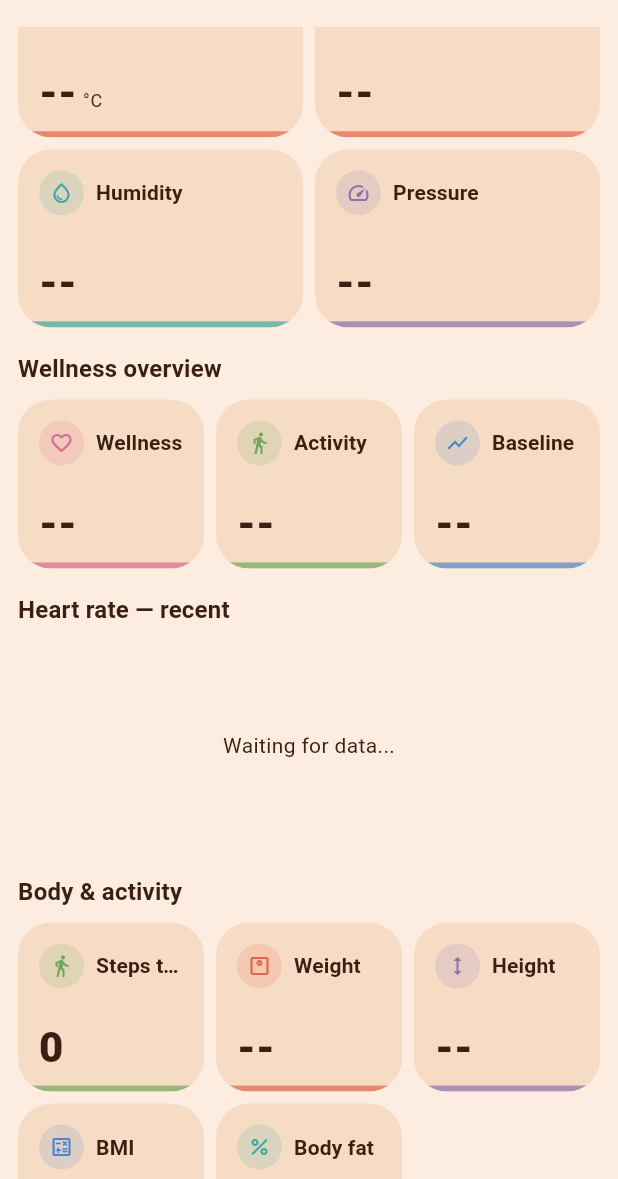
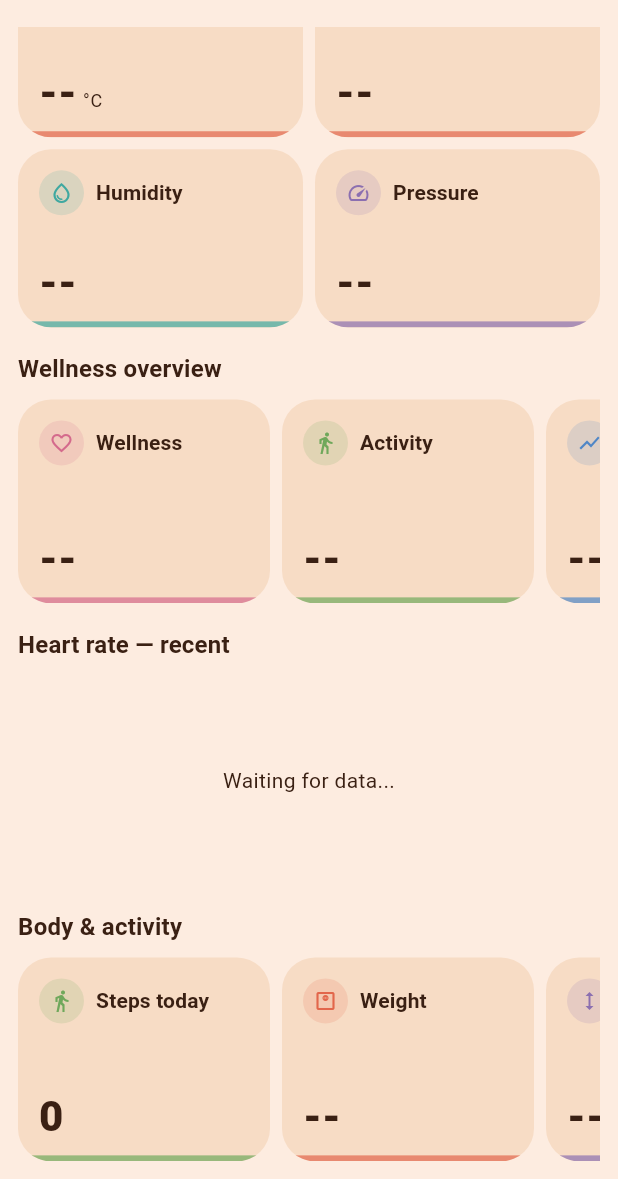
Before and after one commit to kaixenberg/foreverfit-foreverband, a Flutter app: the screen it shows after launch, scrolled down 368 dp, on a phone screen of 412 x 824 dp, the part 57-1236 px from its top. Run offline on Flutter 3.47's test engine with Material 3 defaults, Android fonts, the phone set to English and light mode, and no system bars; our stand-ins replace audioplayers, fl_chart, flutter_blue_plus, flutter_map, geolocator, hive_flutter and 4 more; missing offline and left inert: flutter_litert, flutter_map_cache, http_cache_core, http_cache_file_store; accounts and stored records are empty.

Commit message:
Fix dashboard jank, redesign stat cards, add per-metric history charts
Four fixes from live device testing (POCO F7) feedback on the previous
commit's Body & activity section:

1. Performance: DashboardScreen used context.watch<T>() wholesale on
   every provider, so any field change on any of them rebuilt the whole
   screen. FallDetectorService ticks every 500ms, ActivityClassifierService
   every 1s, and StepCounterService on every single step while
   walking — the last one is the most likely actual cause, since it's
   what changed between "fine" and "laggy". Fixed with context.select
   scoped to the fields the layout actually depends on
   (FallDetectorService.alertActive, ActivityClassifierService.current,
   BaselineService.heartRateMean), context.read for instances used only
   for method calls, and isolating the Steps card and the fall-alert
   banner into their own small widgets that watch their service
   internally — so a step only rebuilds one card, not the dashboard.

2. Wellness overview and Body & activity switched from a wrapping
   GridView (3-per-row, truncating labels into "Well…"/"Basel…") to a
   horizontally scrollable row of fixed-width rectangular cards
   (_CardRow) — matches the OpenVitals card language more closely and
   scales as more cards get added.

3. Hydration and a new "Health log" nav card are now cards in that same
   Body & activity row instead of separately-styled widgets below it —
   widgets/hydration_card.dart deleted, its quick-add chips moved into
   the new Hydration history screen.

4. Every body/hydration entry was already timestamped in Hive; what was
   missing was anywhere to see that history. Added
   screens/metric_history_screen.dart: one generic chart + stats
   (avg/min/max/change) + period-selector (7d/30d/all time) screen,
   reused for weight, height, body fat, hydration, and steps via five
   thin wrappers in metric_detail_screens.dart. Tapping a Dashboard card
   now opens its history screen (with a log-new-value action inside)
   rather than a log dialog directly. StepCounterService gained
   dailyHistory(), archiving each day's final total into a
   step_daily_history Hive box on day rollover so a trend builds going
   forward.

ARCHITECTURE.md/README.md updated accordingly.

Co-Authored-By: Claude Sonnet 5 <noreply@anthropic.com>

```diff
--- /dev/null
+++ b/app/health_companion/lib/models/metric_point.dart
@@ -0,0 +1,9 @@
+/// A single timestamped value — the shared shape for every chartable
+/// metric (weight, height, body fat, hydration, steps), regardless of
+/// which store it actually lives in.
+class MetricPoint {
+  final DateTime at;
+  final double value;
+
+  const MetricPoint({required this.at, required this.value});
+}
--- a/app/health_companion/lib/screens/dashboard_screen.dart
+++ b/app/health_companion/lib/screens/dashboard_screen.dart
@@ -13,11 +13,10 @@ import '../storage/history_store.dart';
 import '../storage/metrics_store.dart';
 import '../theme/app_theme.dart';
 import '../utils/heat_index.dart';
-import '../widgets/hydration_card.dart';
-import '../widgets/log_value_dialog.dart';
 import '../widgets/metric_card.dart';
 import 'health_log_screen.dart';
 import 'map_screen.dart';
+import 'metric_detail_screens.dart';
 import 'scan_connect_screen.dart';
 import 'settings_screen.dart';
 import 'wellness_detail_screen.dart';
@@ -131,12 +130,21 @@ class DashboardScreen extends StatelessWidget {
   @override
   Widget build(BuildContext context) {
     final ble = context.watch<BleService>();
-    final fallDetector = context.watch<FallDetectorService>();
-    final activityClassifier = context.watch<ActivityClassifierService>();
-    final baseline = context.watch<BaselineService>();
+    // Instances for method calls / passing down — `select` below covers
+    // the fields this screen's own layout actually depends on, so we
+    // don't rebuild the whole dashboard on every fall-probability tick or
+    // activity-confidence tick from services with their own fast internal
+    // timers (500ms / 1s) that mostly don't change what's on screen.
+    final fallDetector = context.read<FallDetectorService>();
+    final alertActive =
+        context.select<FallDetectorService, bool>((s) => s.alertActive);
+    final currentActivity =
+        context.select<ActivityClassifierService, Activity?>((s) => s.current);
+    final baseline = context.read<BaselineService>();
+    final baselineHeartRateMean =
+        context.select<BaselineService, double?>((s) => s.heartRateMean);
     final disaster = context.watch<DisasterService>();
     final metrics = context.watch<MetricsStore>();
-    final steps = context.watch<StepCounterService>();
     final history = context.read<HistoryStore>();
     final connected = ble.status == ConnectionStatus.connected;
 
@@ -150,7 +158,7 @@ class DashboardScreen extends StatelessWidget {
     // OLED already shows "no finger", so the app needs to too, rather
     // than reading a 0 as a genuine (and alarming) vital sign.
     final hasFingerReading = vitals != null && vitals.fingerPresent;
-    final heartRateCeiling = _heartRateCeiling(activityClassifier.current);
+    final heartRateCeiling = _heartRateCeiling(currentActivity);
     final heartRateWarn = hasFingerReading &&
         (heartRate < 50 ||
             heartRate > heartRateCeiling ||
@@ -209,9 +217,8 @@ class DashboardScreen extends StatelessWidget {
             icon: const Icon(Icons.sos),
             tooltip: 'Manual SOS',
             color: Theme.of(context).colorScheme.error,
-            onPressed: fallDetector.alertActive
-                ? null
-                : () => fallDetector.triggerManualSOS(),
+            onPressed:
+                alertActive ? null : () => fallDetector.triggerManualSOS(),
           ),
           IconButton(
             icon: Icon(connected
@@ -237,8 +244,7 @@ class DashboardScreen extends StatelessWidget {
       body: ListView(
         padding: const EdgeInsets.all(12),
         children: [
-          if (fallDetector.alertActive)
-            _FallAlertBanner(fallDetector: fallDetector),
+          if (alertActive) const _FallAlertBanner(),
           if (!connected) _ConnectWearableBanner(),
           _DisasterMapNavCard(risk: disaster.risk),
           const SizedBox(height: 12),
@@ -314,14 +320,8 @@ class DashboardScreen extends StatelessWidget {
           Text('Wellness overview',
               style: Theme.of(context).textTheme.titleMedium),
           const SizedBox(height: 8),
-          GridView.count(
-            crossAxisCount: 3,
-            shrinkWrap: true,
-            physics: const NeverScrollableScrollPhysics(),
-            childAspectRatio: 1.1,
-            mainAxisSpacing: 8,
-            crossAxisSpacing: 8,
-            children: [
+          _CardRow(
+            cards: [
               MetricCard(
                 label: 'Wellness',
                 value: wellnessScore == null ? '--' : wellnessScore.toString(),
@@ -338,19 +338,19 @@ class DashboardScreen extends StatelessWidget {
               ),
               MetricCard(
                 label: 'Activity',
-                value: activityClassifier.current == null
+                value: currentActivity == null
                     ? '--'
-                    : _activityLabel(activityClassifier.current!),
+                    : _activityLabel(currentActivity),
                 unit: '',
                 icon: Icons.directions_walk,
                 accentColor: AppTheme.accentGreen,
               ),
               MetricCard(
                 label: 'Baseline',
-                value: baseline.heartRateMean == null
+                value: baselineHeartRateMean == null
                     ? '--'
-                    : baseline.heartRateMean!.toStringAsFixed(0),
-                unit: baseline.heartRateMean == null ? '' : 'bpm',
+                    : baselineHeartRateMean.toStringAsFixed(0),
+                unit: baselineHeartRateMean == null ? '' : 'bpm',
                 icon: Icons.show_chart,
                 accentColor: AppTheme.accentBlue,
               ),
@@ -368,35 +368,19 @@ class DashboardScreen extends StatelessWidget {
           Text('Body & activity',
               style: Theme.of(context).textTheme.titleMedium),
           const SizedBox(height: 8),
-          GridView.count(
-            crossAxisCount: 3,
-            shrinkWrap: true,
-            physics: const NeverScrollableScrollPhysics(),
-            childAspectRatio: 1.1,
-            mainAxisSpacing: 8,
-            crossAxisSpacing: 8,
-            children: [
-              MetricCard(
-                label: 'Steps today',
-                value: steps.todaySteps.toString(),
-                unit: '',
-                icon: Icons.directions_walk,
-                accentColor: AppTheme.accentGreen,
-              ),
+          _CardRow(
+            cards: [
+              const _StepsCard(),
               MetricCard(
                 label: 'Weight',
                 value: metrics.latestWeightKg?.toStringAsFixed(1) ?? '--',
                 unit: metrics.latestWeightKg == null ? '' : 'kg',
                 icon: Icons.monitor_weight_outlined,
                 accentColor: AppTheme.accentCoral,
-                onTap: () async {
-                  final value = await showLogValueDialog(
-                    context: context,
-                    title: 'Log weight',
-                    unit: 'kg',
-                  );
-                  if (value != null) metrics.addWeightKg(value);
-                },
+                onTap: () => Navigator.of(context).push(
+                  MaterialPageRoute(
+                      builder: (_) => const WeightHistoryScreen()),
+                ),
               ),
               MetricCard(
                 label: 'Height',
@@ -404,14 +388,10 @@ class DashboardScreen extends StatelessWidget {
                 unit: metrics.latestHeightCm == null ? '' : 'cm',
                 icon: Icons.height,
                 accentColor: AppTheme.accentPurple,
-                onTap: () async {
-                  final value = await showLogValueDialog(
-                    context: context,
-                    title: 'Log height',
-                    unit: 'cm',
-                  );
-                  if (value != null) metrics.addHeightCm(value);
-                },
+                onTap: () => Navigator.of(context).push(
+                  MaterialPageRoute(
+                      builder: (_) => const HeightHistoryScreen()),
+                ),
               ),
               MetricCard(
                 label: 'BMI',
@@ -426,33 +406,83 @@ class DashboardScreen extends StatelessWidget {
                 unit: metrics.latestBodyFatPercent == null ? '' : '%',
                 icon: Icons.percent,
                 accentColor: AppTheme.accentTeal,
-                onTap: () async {
-                  final value = await showLogValueDialog(
-                    context: context,
-                    title: 'Log body fat',
-                    unit: '%',
-                  );
-                  if (value != null) metrics.addBodyFatPercent(value);
-                },
+                onTap: () => Navigator.of(context).push(
+                  MaterialPageRoute(
+                      builder: (_) => const BodyFatHistoryScreen()),
+                ),
+              ),
+              MetricCard(
+                label: 'Hydration',
+                value: (metrics.todayHydrationMl / 1000).toStringAsFixed(2),
+                unit: 'L',
+                icon: Icons.local_drink_outlined,
+                accentColor: AppTheme.accentBlue,
+                onTap: () => Navigator.of(context).push(
+                  MaterialPageRoute(
+                      builder: (_) => const HydrationHistoryScreen()),
+                ),
+              ),
+              MetricCard(
+                label: 'Health log',
+                value: 'More',
+                unit: '',
+                icon: Icons.list_alt_outlined,
+                accentColor: AppTheme.accentPurple,
+                onTap: () => Navigator.of(context).push(
+                  MaterialPageRoute(builder: (_) => const HealthLogScreen()),
+                ),
               ),
             ],
           ),
-          const SizedBox(height: 12),
-          HydrationCard(metrics: metrics),
-          const SizedBox(height: 12),
-          Card(
-            child: ListTile(
-              leading: const Icon(Icons.list_alt_outlined),
-              title: const Text('More health tracking'),
-              subtitle: const Text(
-                  'Blood pressure, glucose, insulin, meds, sleep, Medical ID'),
-              trailing: const Icon(Icons.chevron_right),
-              onTap: () => Navigator.of(context).push(
-                MaterialPageRoute(builder: (_) => const HealthLogScreen()),
-              ),
-            ),
-          ),
         ],
+      ),
+    );
+  }
+}
+
+/// A horizontally scrollable row of fixed-size, rectangular cards — used
+/// for both the Wellness overview and Body & activity sections instead of
+/// a wrapping GridView, which squeezed labels into "Well…"/"Basel…"
+/// ellipsis at 3-per-row and doesn't scale as more cards get added (e.g.
+/// merging Hydration and Health log in as cards here too).
+class _CardRow extends StatelessWidget {
+  const _CardRow({required this.cards});
+
+  final List<Widget> cards;
+
+  static const _cardWidth = 168.0;
+  static const _cardHeight = 136.0;
+
+  @override
+  Widget build(BuildContext context) {
+    return SizedBox(
+      height: _cardHeight,
+      child: ListView.separated(
+        scrollDirection: Axis.horizontal,
+        itemCount: cards.length,
+        separatorBuilder: (_, __) => const SizedBox(width: 8),
+        itemBuilder: (_, i) => SizedBox(width: _cardWidth, child: cards[i]),
+      ),
+    );
+  }
+}
+
+/// Isolated so a step-count update (every stride while walking) only
+/// rebuilds this one card, not the whole dashboard.
+class _StepsCard extends StatelessWidget {
+  const _StepsCard();
+
+  @override
+  Widget build(BuildContext context) {
+    final steps = context.watch<StepCounterService>();
+    return MetricCard(
+      label: 'Steps today',
+      value: steps.todaySteps.toString(),
+      unit: '',
+      icon: Icons.directions_walk,
+      accentColor: AppTheme.accentGreen,
+      onTap: () => Navigator.of(context).push(
+        MaterialPageRoute(builder: (_) => const StepsHistoryScreen()),
       ),
     );
   }
@@ -536,14 +566,16 @@ class _ConnectWearableBanner extends StatelessWidget {
 
 /// Stays open once a fall is detected regardless of what the live model
 /// output does afterward — only "I'm OK" or the emergency-call timeout
-/// clears it. See FallDetectorService for the latching logic.
+/// clears it. Watches FallDetectorService itself (rather than taking it
+/// as a constructor param from a parent that no longer rebuilds on every
+/// tick) so the countdown text still updates every second while it's
+/// showing, without forcing the whole dashboard to rebuild that often.
 class _FallAlertBanner extends StatelessWidget {
-  const _FallAlertBanner({required this.fallDetector});
-
-  final FallDetectorService fallDetector;
+  const _FallAlertBanner();
 
   @override
   Widget build(BuildContext context) {
+    final fallDetector = context.watch<FallDetectorService>();
     final onError = Theme.of(context).colorScheme.onErrorContainer;
     final situation = fallDetector.alertSource == AlertSource.manual
         ? 'Manual SOS activated'
--- a/app/health_companion/lib/storage/metrics_store.dart
+++ b/app/health_companion/lib/storage/metrics_store.dart
@@ -1,5 +1,7 @@
 import 'package:flutter/foundation.dart';
 import 'package:hive_flutter/hive_flutter.dart';
+
+import '../models/metric_point.dart';
 
 /// Local, manually-logged body/hydration metrics — same offline-first,
 /// on-device-only storage pattern as HistoryStore, just for user-entered
@@ -76,14 +78,20 @@ class MetricsStore extends ChangeNotifier {
     return w / (heightM * heightM);
   }
 
-  List<Map> recentWeights({int limit = 30}) => _bodyBox.values
-      .where((e) => e['type'] == 'weight')
-      .toList()
-      .reversed
-      .take(limit)
-      .toList()
-      .reversed
-      .toList();
+  /// Full timestamped history for weight/height/bodyFat, oldest first —
+  /// backs MetricHistoryScreen's chart for each.
+  List<MetricPoint> historyOfType(String type) {
+    final points = <MetricPoint>[];
+    for (final entry in _bodyBox.values) {
+      if (entry['type'] != type) continue;
+      final at = DateTime.tryParse(entry['at'] as String? ?? '');
+      final value = (entry['value'] as num?)?.toDouble();
+      if (at == null || value == null) continue;
+      points.add(MetricPoint(at: at, value: value));
+    }
+    points.sort((a, b) => a.at.compareTo(b.at));
+    return points;
+  }
 
   Future<void> addHydrationMl(int ml) async {
     await _hydrationBox.add({
@@ -105,4 +113,22 @@ class MetricsStore extends ChangeNotifier {
     }
     return total;
   }
+
+  /// Daily totals (in liters) across every day something was logged,
+  /// oldest first — backs the Hydration history chart.
+  List<MetricPoint> hydrationDailyTotals() {
+    final totalsByDay = <DateTime, int>{};
+    for (final entry in _hydrationBox.values) {
+      final at = DateTime.tryParse(entry['at'] as String? ?? '');
+      final ml = (entry['ml'] as num?)?.toInt();
+      if (at == null || ml == null) continue;
+      final day = DateTime(at.year, at.month, at.day);
+      totalsByDay[day] = (totalsByDay[day] ?? 0) + ml;
+    }
+    final days = totalsByDay.keys.toList()..sort();
+    return [
+      for (final day in days)
+        MetricPoint(at: day, value: totalsByDay[day]! / 1000),
+    ];
+  }
 }
```
Also changed, not shown: app/health_companion/lib/screens/metric_detail_screens.dart (added, +120 -0 lines), app/health_companion/lib/screens/metric_history_screen.dart (added, +185 -0 lines), app/health_companion/lib/services/step_counter_service.dart (+40 -4 lines), app/health_companion/lib/widgets/hydration_card.dart (deleted, +0 -69 lines), 2 other files.
